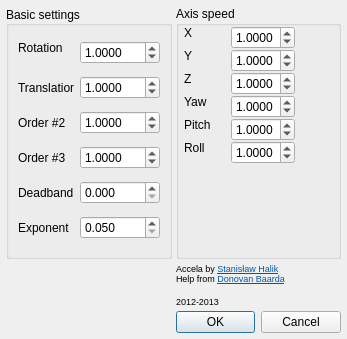
The window that ftnoir_filter_accela/ftnoir_accela_filtercontrols.ui (opentrack/opentrack) describes before a commit, drawn with Qt 5.
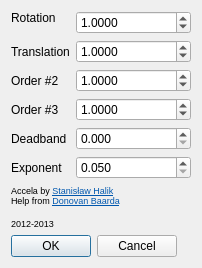
The same window after the commit. Icons and pictures are not drawn.

The edit to the form file:
```diff
--- a/ftnoir_filter_accela/ftnoir_accela_filtercontrols.ui
+++ b/ftnoir_filter_accela/ftnoir_accela_filtercontrols.ui
@@ -9,8 +9,8 @@
    <rect>
     <x>0</x>
     <y>0</y>
-    <width>347</width>
-    <height>339</height>
+    <width>202</width>
+    <height>241</height>
    </rect>
   </property>
   <property name="sizePolicy">
@@ -21,8 +21,8 @@
   </property>
   <property name="minimumSize">
    <size>
-    <width>347</width>
-    <height>268</height>
+    <width>0</width>
+    <height>0</height>
    </size>
   </property>
   <property name="maximumSize">
@@ -47,40 +47,7 @@
   <property name="styleSheet">
    <string notr="true"/>
   </property>
-  <layout class="QGridLayout" name="gridLayout">
-   <property name="margin">
-    <number>6</number>
-   </property>
-   <property name="spacing">
-    <number>4</number>
-   </property>
-   <item row="0" column="0">
-    <widget class="QGroupBox" name="groupbox2">
-     <property name="enabled">
-      <bool>true</bool>
-     </property>
-     <property name="sizePolicy">
-      <sizepolicy hsizetype="Preferred" vsizetype="Preferred">
-       <horstretch>0</horstretch>
-       <verstretch>0</verstretch>
-      </sizepolicy>
-     </property>
-     <property name="minimumSize">
-      <size>
-       <width>0</width>
-       <height>0</height>
-      </size>
-     </property>
-     <property name="title">
-      <string>Basic settings</string>
-     </property>
-     <property name="alignment">
-      <set>Qt::AlignLeading|Qt::AlignLeft|Qt::AlignVCenter</set>
-     </property>
-     <layout class="QFormLayout" name="formLayout_2">
-      <property name="fieldGrowthPolicy">
-       <enum>QFormLayout::ExpandingFieldsGrow</enum>
-      </property>
+  <layout class="QFormLayout" name="formLayout">
       <item row="0" column="0">
        <widget class="QLabel" name="label_2">
         <property name="sizePolicy">
@@ -319,283 +286,7 @@
         </property>
        </widget>
       </item>
-     </layout>
-    </widget>
-   </item>
-   <item row="0" column="1">
-    <widget class="QGroupBox" name="groupBox">
-     <property name="sizePolicy">
-      <sizepolicy hsizetype="Preferred" vsizetype="Preferred">
-       <horstretch>0</horstretch>
-       <verstretch>0</verstretch>
-      </sizepolicy>
-     </property>
-     <property name="title">
-      <string>Axis speed</string>
-     </property>
-     <layout class="QFormLayout" name="formLayout">
-      <property name="fieldGrowthPolicy">
-       <enum>QFormLayout::ExpandingFieldsGrow</enum>
-      </property>
-      <property name="horizontalSpacing">
-       <number>20</number>
-      </property>
-      <property name="verticalSpacing">
-       <number>0</number>
-      </property>
-      <property name="leftMargin">
-       <number>5</number>
-      </property>
-      <property name="topMargin">
-       <number>0</number>
-      </property>
-      <property name="rightMargin">
-       <number>10</number>
-      </property>
-      <property name="bottomMargin">
-       <number>2</number>
-      </property>
-      <item row="0" column="0">
-       <widget class="QLabel" name="label">
-        <property name="sizePolicy">
-         <sizepolicy hsizetype="Fixed" vsizetype="Fixed">
-          <horstretch>0</horstretch>
-          <verstretch>0</verstretch>
-         </sizepolicy>
-        </property>
-        <property name="text">
-         <string>X</string>
-        </property>
-       </widget>
-      </item>
-      <item row="0" column="1">
-       <widget class="QDoubleSpinBox" name="doubleSpinBox">
-        <property name="sizePolicy">
-         <sizepolicy hsizetype="Fixed" vsizetype="Fixed">
-          <horstretch>0</horstretch>
-          <verstretch>0</verstretch>
-         </sizepolicy>
-        </property>
-        <property name="decimals">
-         <number>4</number>
-        </property>
-        <property name="minimum">
-         <double>0.100000000000000</double>
-        </property>
-        <property name="maximum">
-         <double>3.000000000000000</double>
-        </property>
-        <property name="singleStep">
-         <double>0.100000000000000</double>
-        </property>
-        <property name="value">
-         <double>1.000000000000000</double>
-        </property>
-       </widget>
-      </item>
-      <item row="1" column="0">
-       <widget class="QLabel" name="label_4">
-        <property name="sizePolicy">
-         <sizepolicy hsizetype="Fixed" vsizetype="Fixed">
-          <horstretch>0</horstretch>
-          <verstretch>0</verstretch>
-         </sizepolicy>
-        </property>
-        <property name="text">
-         <string>Y</string>
-        </property>
-       </widget>
-      </item>
-      <item row="1" column="1">
-       <widget class="QDoubleSpinBox" name="doubleSpinBox_2">
-        <property name="sizePolicy">
-         <sizepolicy hsizetype="Fixed" vsizetype="Fixed">
-          <horstretch>0</horstretch>
-          <verstretch>0</verstretch>
-         </sizepolicy>
-        </property>
-        <property name="decimals">
-         <number>4</number>
-        </property>
-        <property name="minimum">
-         <double>0.100000000000000</double>
-        </property>
-        <property name="maximum">
-         <double>3.000000000000000</double>
-        </property>
-        <property name="singleStep">
-         <double>0.100000000000000</double>
-        </property>
-        <property name="value">
-         <double>1.000000000000000</double>
-        </property>
-       </widget>
-      </item>
-      <item row="3" column="0">
-       <widget class="QLabel" name="label_5">
-        <property name="sizePolicy">
-         <sizepolicy hsizetype="Fixed" vsizetype="Fixed">
-          <horstretch>0</horstretch>
-          <verstretch>0</verstretch>
-         </sizepolicy>
-        </property>
-        <property name="text">
-         <string>Z</string>
-        </property>
-       </widget>
-      </item>
-      <item row="3" column="1">
-       <widget class="QDoubleSpinBox" name="doubleSpinBox_3">
-        <property name="sizePolicy">
-         <sizepolicy hsizetype="Fixed" vsizetype="Fixed">
-          <horstretch>0</horstretch>
-          <verstretch>0</verstretch>
-         </sizepolicy>
-        </property>
-        <property name="decimals">
-         <number>4</number>
-        </property>
-        <property name="minimum">
-         <double>0.100000000000000</double>
-        </property>
-        <property name="maximum">
-         <double>3.000000000000000</double>
-        </property>
-        <property name="singleStep">
-         <double>0.100000000000000</double>
-        </property>
-        <property name="value">
-         <double>1.000000000000000</double>
-        </property>
-       </widget>
-      </item>
-      <item row="4" column="0">
-       <widget class="QLabel" name="label_6">
-        <property name="sizePolicy">
-         <sizepolicy hsizetype="Fixed" vsizetype="Fixed">
-          <horstretch>0</horstretch>
-          <verstretch>0</verstretch>
-         </sizepolicy>
-        </property>
-        <property name="text">
-         <string>Yaw</string>
-        </property>
-       </widget>
-      </item>
-      <item row="4" column="1">
-       <widget class="QDoubleSpinBox" name="doubleSpinBox_4">
-        <property name="sizePolicy">
-         <sizepolicy hsizetype="Fixed" vsizetype="Fixed">
-          <horstretch>0</horstretch>
-          <verstretch>0</verstretch>
-         </sizepolicy>
-        </property>
-        <property name="accelerated">
-         <bool>false</bool>
-        </property>
-        <property name="decimals">
-         <number>4</number>
-        </property>
-        <property name="minimum">
-         <double>0.100000000000000</double>
-        </property>
-        <property name="maximum">
-         <double>3.000000000000000</double>
-        </property>
-        <property name="singleStep">
-         <double>0.100000000000000</double>
-        </property>
-        <property name="value">
-         <double>1.000000000000000</double>
-        </property>
-       </widget>
-      </item>
-      <item row="5" column="0">
-       <widget class="QLabel" name="label_7">
-        <property name="sizePolicy">
-         <sizepolicy hsizetype="Fixed" vsizetype="Fixed">
-          <horstretch>0</horstretch>
-          <verstretch>0</verstretch>
-         </sizepolicy>
-        </property>
-        <property name="text">
-         <string>Pitch</string>
-        </property>
-       </widget>
-      </item>
-      <item row="5" column="1">
-       <widget class="QDoubleSpinBox" name="doubleSpinBox_5">
-        <property name="sizePolicy">
-         <sizepolicy hsizetype="Fixed" vsizetype="Fixed">
-          <horstretch>0</horstretch>
-          <verstretch>0</verstretch>
-         </sizepolicy>
-        </property>
-        <property name="accelerated">
-         <bool>false</bool>
-        </property>
-        <property name="decimals">
-         <number>4</number>
-        </property>
-        <property name="minimum">
-         <double>0.100000000000000</double>
-        </property>
-        <property name="maximum">
-         <double>3.000000000000000</double>
-        </property>
-        <property name="singleStep">
-         <double>0.100000000000000</double>
-        </property>
-        <property name="value">
-         <double>1.000000000000000</double>
-        </property>
-       </widget>
-      </item>
-      <item row="6" column="0">
-       <widget class="QLabel" name="label_8">
-        <property name="sizePolicy">
-         <sizepolicy hsizetype="Fixed" vsizetype="Fixed">
-          <horstretch>0</horstretch>
-          <verstretch>0</verstretch>
-         </sizepolicy>
-        </property>
-        <property name="text">
-         <string>Roll</string>
-        </property>
-       </widget>
-      </item>
-      <item row="6" column="1">
-       <widget class="QDoubleSpinBox" name="doubleSpinBox_6">
-        <property name="sizePolicy">
-         <sizepolicy hsizetype="Fixed" vsizetype="Fixed">
-          <horstretch>0</horstretch>
-          <verstretch>0</verstretch>
-         </sizepolicy>
-        </property>
-        <property name="accelerated">
-         <bool>false</bool>
-        </property>
-        <property name="decimals">
-         <number>4</number>
-        </property>
-        <property name="minimum">
-         <double>0.100000000000000</double>
-        </property>
-        <property name="maximum">
-         <double>3.000000000000000</double>
-        </property>
-        <property name="singleStep">
-         <double>0.100000000000000</double>
-        </property>
-        <property name="value">
-         <double>1.000000000000000</double>
-        </property>
-       </widget>
-      </item>
-     </layout>
-    </widget>
-   </item>
-   <item row="1" column="1">
+   <item row="6" column="0" colspan="2">
     <widget class="QLabel" name="label_9">
      <property name="sizePolicy">
       <sizepolicy hsizetype="Expanding" vsizetype="Fixed">
@@ -640,8 +331,14 @@
      </property>
     </widget>
    </item>
-   <item row="2" column="1">
+   <item row="7" column="0" colspan="2">
     <widget class="QDialogButtonBox" name="buttonBox">
+     <property name="sizePolicy">
+      <sizepolicy hsizetype="Maximum" vsizetype="Maximum">
+       <horstretch>0</horstretch>
+       <verstretch>0</verstretch>
+      </sizepolicy>
+     </property>
      <property name="standardButtons">
       <set>QDialogButtonBox::Cancel|QDialogButtonBox::Ok</set>
      </property>
```
Left out of the diff: 15 changed lines with no effect on the pictures. Lines whose indentation alone changed are shown as unchanged.
